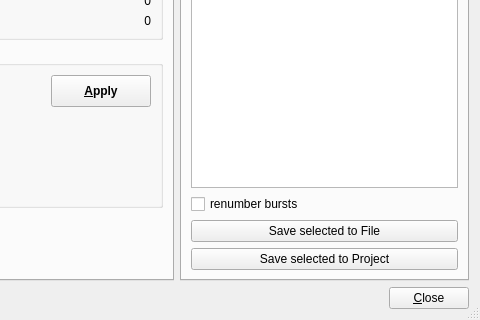
The window that plugins/tcspcimporter/qfetcspcimporterfretchen2.ui (jkriege2/QuickFit3) describes before a commit, drawn with Qt 5; both pictures show x 653 to 1133 and y 307 to 627 of the 1133 by 627 pixel window.
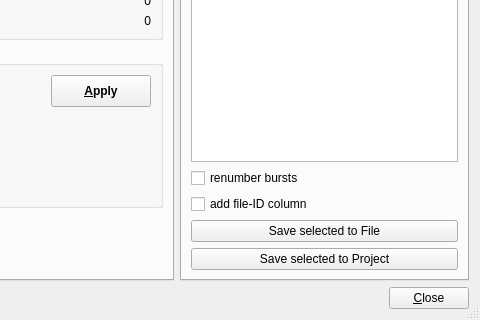
The same window after the commit. Icons and pictures are not drawn. Custom widgets are drawn as their Qt base class.

Commit message: tcspcimporter: GUI/Export improvements

The edit to the form file:
```diff
--- a/plugins/tcspcimporter/qfetcspcimporterfretchen2.ui
+++ b/plugins/tcspcimporter/qfetcspcimporterfretchen2.ui
@@ -9,8 +9,8 @@
    <rect>
     <x>0</x>
     <y>0</y>
-    <width>1011</width>
-    <height>598</height>
+    <width>1013</width>
+    <height>599</height>
    </rect>
   </property>
   <property name="windowTitle">
@@ -1789,6 +1789,16 @@
            </property>
           </widget>
          </item>
+         <item>
+          <widget class="QCheckBox" name="chkMSAddFileID">
+           <property name="toolTip">
+            <string>If checked (default), the output file/table will contain an additional colum with an integer number identifying the file.</string>
+           </property>
+           <property name="text">
+            <string>add file-ID column</string>
+           </property>
+          </widget>
+         </item>
          <item>
           <widget class="QPushButton" name="btnSaveToMulti">
            <property name="text">
```
The commit also changes 2 other files.
